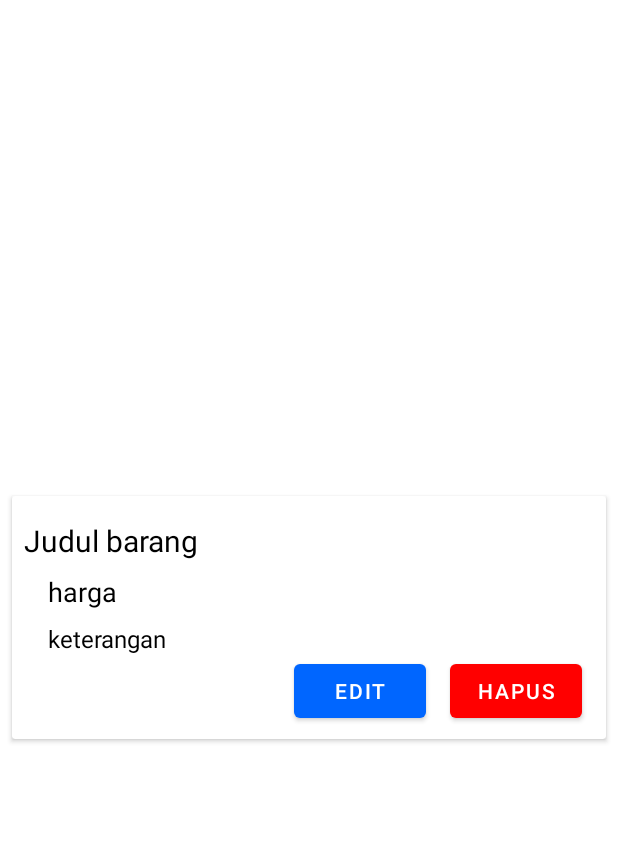
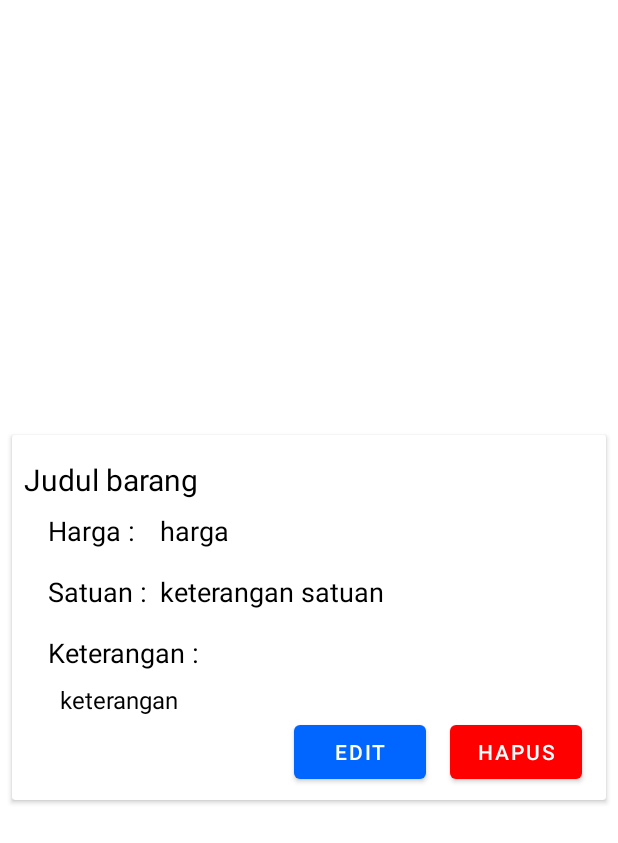
Before and after one commit to luqmanrofifm/Barokah_Store, an Android app: the layout item_cardview_daftarharga.xml on its own in the app's theme, with its tools: preview values and no code run, on a phone screen of 412 x 824 dp. Shown: the top 843 px of the screen. Run offline under Robolectric (Android 15) with nearby library versions, the phone set to English and light mode, and no system bars.

Commit message:
add field satuan

```diff
--- a/app/src/main/java/com/example/barokahstore/MainActivity.kt
+++ b/app/src/main/java/com/example/barokahstore/MainActivity.kt
@@ -35,6 +35,7 @@ class MainActivity : AppCompatActivity() {
         super.onResume()
         if (isNetworkAvailable(this)){
             viewModel.synchronizeData(this)
+            priceListAdapter.notifyDataSetChanged()
         }
     }
 
@@ -52,6 +53,7 @@ class MainActivity : AppCompatActivity() {
                 it.let {
                     priceListAdapter.submitList(it)
                     priceListAdapter.notifyDataSetChanged()
+                    priceListAdapter.
                 }
             }
         }
--- a/app/src/main/java/com/example/barokahstore/PriceListAdapter.kt
+++ b/app/src/main/java/com/example/barokahstore/PriceListAdapter.kt
@@ -20,6 +20,7 @@ class PriceListAdapter: ListAdapter<PriceListEntity, PriceListAdapter.PriceListA
                 tvJudul.text = item.nama
                 tvHarga.text = item.harga.toString()
                 tvKeterangan.text = item.keterangan
+                tvSatuan.text = item.satuan
 
                 btnDeleteItem.setOnClickListener {
                     onDeletePriceListEntity?.invoke(item)
--- a/app/src/main/java/com/example/barokahstore/core/data/local/AppDatabase.kt
+++ b/app/src/main/java/com/example/barokahstore/core/data/local/AppDatabase.kt
@@ -9,7 +9,7 @@ import com.example.barokahstore.core.data.local.entity.PriceListEntity
     entities = [
         PriceListEntity::class,
     ],
-    version = 3,
+    version = 4,
     exportSchema = false)
 abstract class AppDatabase: RoomDatabase(){
 
--- a/app/src/main/java/com/example/barokahstore/core/data/local/LocalDataSourceImpl.kt
+++ b/app/src/main/java/com/example/barokahstore/core/data/local/LocalDataSourceImpl.kt
@@ -50,7 +50,7 @@ class LocalDataSourceImpl @Inject constructor(
 
     override fun updatePriceList(data: PriceListEntity) {
         CoroutineScope(Dispatchers.IO).launch {
-            priceListDao.updatePriceList(id = data.id, nama = data.nama, harga = data.harga, keterangan = data.keterangan)
+            priceListDao.updatePriceList(id = data.id, nama = data.nama, harga = data.harga, satuan = data.satuan, keterangan = data.keterangan)
         }
     }
 }
--- a/app/src/main/java/com/example/barokahstore/core/data/local/dao/PriceListDao.kt
+++ b/app/src/main/java/com/example/barokahstore/core/data/local/dao/PriceListDao.kt
@@ -30,6 +30,6 @@ interface PriceListDao {
     @Query("SELECT * FROM price_list where id =:id")
     fun getDataById(id: Int): PriceListEntity
 
-    @Query("UPDATE price_list SET nama=:nama, harga=:harga, keterangan=:keterangan WHERE id=:id")
-    suspend fun updatePriceList( id: Int, nama: String, harga: Int, keterangan: String)
+    @Query("UPDATE price_list SET nama=:nama, harga=:harga, satuan=:satuan, keterangan=:keterangan WHERE id=:id")
+    suspend fun updatePriceList( id: Int, nama: String, harga: Int, satuan: String, keterangan: String)
 }
--- a/app/src/main/java/com/example/barokahstore/core/data/local/entity/PriceListEntity.kt
+++ b/app/src/main/java/com/example/barokahstore/core/data/local/entity/PriceListEntity.kt
@@ -9,5 +9,6 @@ data class PriceListEntity (
     var id: Int = 0,
     var nama: String,
     var harga: Int,
+    var satuan: String,
     var keterangan: String
 )
--- a/app/src/main/java/com/example/barokahstore/core/data/remote/PriceListRequest.kt
+++ b/app/src/main/java/com/example/barokahstore/core/data/remote/PriceListRequest.kt
@@ -3,5 +3,6 @@ package com.example.barokahstore.core.data.remote
  data class PriceListRequest (
     val nama: String,
     val price: Int,
+    val satuan: String,
     val deskripsi: String
  )
--- a/app/src/main/java/com/example/barokahstore/core/data/remote/RemoteDataSourceImpl.kt
+++ b/app/src/main/java/com/example/barokahstore/core/data/remote/RemoteDataSourceImpl.kt
@@ -36,11 +36,12 @@ class RemoteDataSourceImpl @Inject constructor(
         }
     }
 
-    override suspend fun addPriceList(nama: String, harga: Int, keterangan: String): ResultApi<ResponseModel.Result, ErrorResponse> {
+    override suspend fun addPriceList(nama: String, harga: Int, satuan: String, keterangan: String): ResultApi<ResponseModel.Result, ErrorResponse> {
         return safeApiCall {
             val data = apiService.addData(PriceListRequest(
                 nama = nama,
                 price = harga,
+                satuan = satuan,
                 deskripsi = keterangan
             ))
 
@@ -64,11 +65,12 @@ class RemoteDataSourceImpl @Inject constructor(
         }
     }
 
-    override suspend fun updatePriceList(nama: String, harga: Int, keterangan: String, id: Int): ResultApi<ResponseModel.Result, ErrorResponse> {
+    override suspend fun updatePriceList(nama: String, harga: Int, satuan: String, keterangan: String, id: Int): ResultApi<ResponseModel.Result, ErrorResponse> {
         return safeApiCall {
             val data = apiService.updateData(PriceListRequest(
                 nama = nama,
                 price = harga,
+                satuan = satuan,
                 deskripsi = keterangan
             ), id)
 
--- a/app/src/main/java/com/example/barokahstore/core/data/remote/response/ResponseModel.kt
+++ b/app/src/main/java/com/example/barokahstore/core/data/remote/response/ResponseModel.kt
@@ -11,6 +11,7 @@ object ResponseModel {
         var id: Int = 0,
         var nama: String = "",
         var price: Int = 0,
+        var satuan: String = "",
         var deskripsi: String = ""
     )
 }
--- a/app/src/main/java/com/example/barokahstore/core/domain/repository/RemoteDataRepository.kt
+++ b/app/src/main/java/com/example/barokahstore/core/domain/repository/RemoteDataRepository.kt
@@ -7,7 +7,7 @@ import com.example.barokahstore.core.data.remote.response.ResponseModel
 
 interface RemoteDataRepository {
     suspend fun getAllPriceList(): ResultApi<ResponseModel.Result,ErrorResponse>
-    suspend fun addPriceList(nama: String, harga: Int, keterangan: String): ResultApi<ResponseModel.Result,ErrorResponse>
-    suspend fun updatePriceList(nama: String, harga: Int, keterangan: String, id: Int): ResultApi<ResponseModel.Result,ErrorResponse>
+    suspend fun addPriceList(nama: String, harga: Int, satuan: String, keterangan: String): ResultApi<ResponseModel.Result,ErrorResponse>
+    suspend fun updatePriceList(nama: String, harga: Int, satuan: String, keterangan: String, id: Int): ResultApi<ResponseModel.Result,ErrorResponse>
     suspend fun deletePriceList(id: Int): ResultApi<ResponseModel.Result,ErrorResponse>
 }
--- a/app/src/main/java/com/example/barokahstore/core/domain/usecase/remote/AddPriceListRemoteUseCase.kt
+++ b/app/src/main/java/com/example/barokahstore/core/domain/usecase/remote/AddPriceListRemoteUseCase.kt
@@ -10,7 +10,7 @@ import javax.inject.Inject
 class AddPriceListRemoteUseCase @Inject constructor(
     private val  remoteDataRepository: RemoteDataRepository
 ) {
-    suspend fun invoke(nama: String, harga: Int, keterangan: String): ResultApi<ResponseModel.Result, ErrorResponse>{
-        return  remoteDataRepository.addPriceList(nama, harga, keterangan)
+    suspend fun invoke(nama: String, harga: Int, satuan: String, keterangan: String): ResultApi<ResponseModel.Result, ErrorResponse>{
+        return  remoteDataRepository.addPriceList(nama, harga, satuan, keterangan)
     }
 }
--- a/app/src/main/java/com/example/barokahstore/core/domain/usecase/remote/UpdatePriceListRemoteUseCase.kt
+++ b/app/src/main/java/com/example/barokahstore/core/domain/usecase/remote/UpdatePriceListRemoteUseCase.kt
@@ -9,7 +9,7 @@ import javax.inject.Inject
 class UpdatePriceListRemoteUseCase @Inject constructor(
     private val  remoteDataRepository: RemoteDataRepository
 ) {
-    suspend fun invoke(nama: String, harga: Int, keterangan: String, id: Int): ResultApi<ResponseModel.Result, ErrorResponse> {
-        return  remoteDataRepository.updatePriceList(nama, harga, keterangan, id)
+    suspend fun invoke(nama: String, harga: Int, satuan: String, keterangan: String, id: Int): ResultApi<ResponseModel.Result, ErrorResponse> {
+        return  remoteDataRepository.updatePriceList(nama, harga, satuan, keterangan, id)
     }
 }
--- a/app/src/main/res/layout/item_cardview_daftarharga.xml
+++ b/app/src/main/res/layout/item_cardview_daftarharga.xml
@@ -30,25 +30,70 @@
             android:text="Judul barang"
             android:ellipsize="end"
             android:textSize="20dp"/>
-        <TextView
-            app:layout_constraintTop_toBottomOf="@+id/tv_judul"
-            android:id="@+id/tv_harga"
+
+        <TableLayout
+            android:id="@+id/tabel"
             android:layout_width="match_parent"
             android:layout_height="wrap_content"
-            android:ellipsize="end"
+            android:layout_marginLeft="16dp"
+            app:layout_constraintTop_toBottomOf="@+id/tv_judul">
+            <TableRow
+                android:layout_marginTop="8dp"
+                android:layout_marginBottom="8dp">
+                <TextView
+                    android:text="Harga : "
+                    android:textColor="@color/black"
+                    android:textSize="18dp"
+                    android:ellipsize="end"/>
+                <TextView
+                    android:id="@+id/tv_harga"
+                    android:layout_width="match_parent"
+                    android:layout_height="wrap_content"
+                    android:ellipsize="end"
+                    android:layout_marginLeft="4dp"
+                    android:textColor="@color/black"
+                    android:text="harga"
+                    android:textSize="18dp"/>
+            </TableRow>
+            <TableRow
+                android:layout_marginTop="8dp"
+                android:layout_marginBottom="8dp">
+                <TextView
+                    android:text="Satuan : "
+                    android:textColor="@color/black"
+                    android:textSize="18dp"
+                    android:ellipsize="end"/>
+                <TextView
+                    app:layout_constraintTop_toBottomOf="@+id/tabel"
+                    android:id="@+id/tv_satuan"
+                    android:layout_width="match_parent"
+                    android:layout_height="wrap_content"
+                    android:ellipsize="end"
+                    android:layout_marginLeft="4dp"
+                    android:textColor="@color/black"
+                    android:text="keterangan satuan"
+                    android:textSize="18dp"/>
+            </TableRow>
+        </TableLayout>
+
+        <TextView
+            app:layout_constraintTop_toBottomOf="@+id/tabel"
+            android:id="@+id/labelDesc"
+            android:layout_width="match_parent"
+            android:layout_height="wrap_content"
             android:layout_marginLeft="16dp"
             android:layout_marginTop="8dp"
             android:layout_marginBottom="8dp"
+            android:ellipsize="end"
             android:textColor="@color/black"
-            android:text="harga"
+            android:text="Keterangan : "
             android:textSize="18dp"/>
         <TextView
-            app:layout_constraintTop_toBottomOf="@+id/tv_harga"
+            app:layout_constraintTop_toBottomOf="@+id/labelDesc"
             android:id="@+id/tv_keterangan"
-            android:layout_below="@+id/tv_harga"
             android:layout_width="match_parent"
             android:layout_height="wrap_content"
-            android:layout_marginLeft="16dp"
+            android:layout_marginLeft="24dp"
             android:layout_marginTop="8dp"
             android:layout_marginBottom="8dp"
             android:ellipsize="end"
--- a/gradle.properties
+++ b/gradle.properties
@@ -19,4 +19,4 @@ android.useAndroidX=true
 android.enableJetifier=true
 # Kotlin code style for this project: "official" or "obsolete":
 kotlin.code.style=official
-BASE_URL = "https://0c0f-114-10-10-112.ap.ngrok.iot"
+BASE_URL = "https://7d25-114-10-17-117.ap.ngrok.io/"
```
Also changed, not shown: app/src/main/java/com/example/barokahstore/MainViewModel.kt (+7 -4 lines), app/src/main/java/com/example/barokahstore/input_pricelist/NewPriceListActivity.kt (+12 -0 lines), app/src/main/java/com/example/barokahstore/input_pricelist/NewPriceListViewModel.kt (+9 -3 lines), app/src/main/res/layout/activity_new_price_list.xml (+15 -1 lines).
